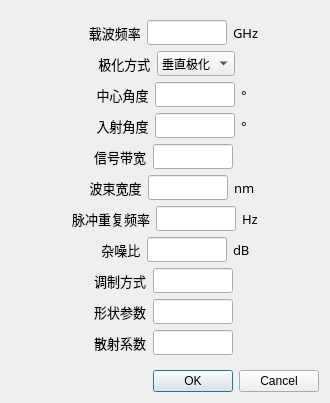
This is dialog_para_radar.ui in cedricxs/RadarSimulator as Qt 5 draws it before an edit. The edited form follows.
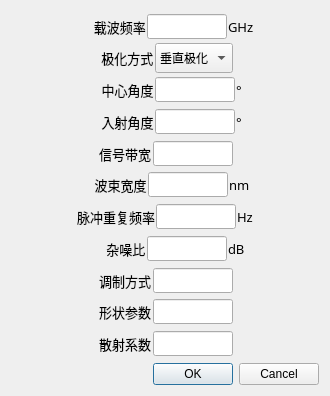
This is the edited form. Icons and pictures are not drawn.

The edit to the form file:
```diff
--- a/dialog_para_radar.ui
+++ b/dialog_para_radar.ui
@@ -14,12 +14,30 @@
    <string>雷达模拟器参数</string>
   </property>
   <layout class="QVBoxLayout" name="verticalLayout">
+   <property name="spacing">
+    <number>4</number>
+   </property>
    <item>
     <widget class="QWidget" name="widget" native="true">
      <property name="styleSheet">
       <string notr="true">QWidget#widget{background-image:url(:/img/image_dialog.png)}</string>
      </property>
      <layout class="QVBoxLayout" name="verticalLayout_2">
+      <property name="spacing">
+       <number>1</number>
+      </property>
+      <property name="leftMargin">
+       <number>0</number>
+      </property>
+      <property name="topMargin">
+       <number>0</number>
+      </property>
+      <property name="rightMargin">
+       <number>0</number>
+      </property>
+      <property name="bottomMargin">
+       <number>0</number>
+      </property>
       <item>
        <layout class="QHBoxLayout" name="horizontalLayout_27">
         <item>
@@ -133,9 +151,16 @@
         </item>
         <item>
          <widget class="QComboBox" name="comboBox">
+          <property name="sizePolicy">
+           <sizepolicy hsizetype="Preferred" vsizetype="Preferred">
+            <horstretch>0</horstretch>
+            <verstretch>0</verstretch>
+           </sizepolicy>
+          </property>
           <property name="font">
            <font>
             <family>黑体</family>
+            <pointsize>9</pointsize>
            </font>
           </property>
           <item>
```
Left out of the diff: 2 changed lines with no effect on the pictures.
